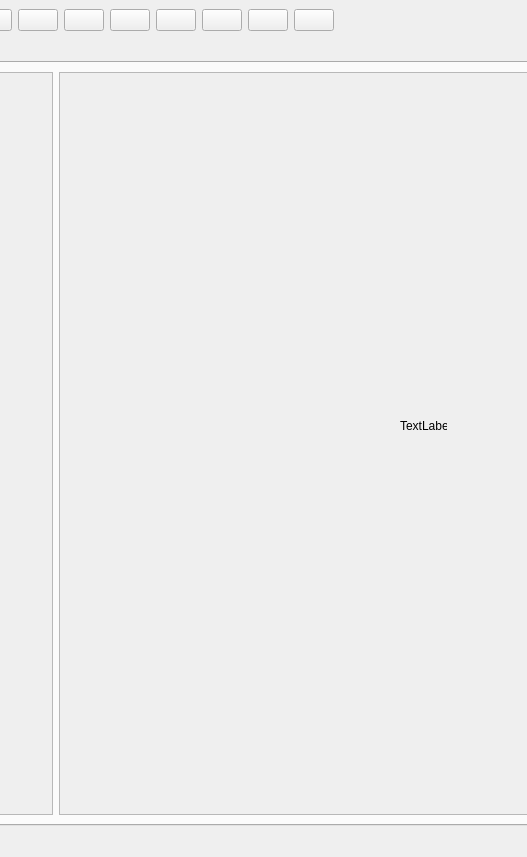
grigvlwork/blank_reader, file cropper_ui.ui: the form before one commit; both pictures show x 267 to 794 and y 0 to 857 of the 1110 by 857 pixel window.
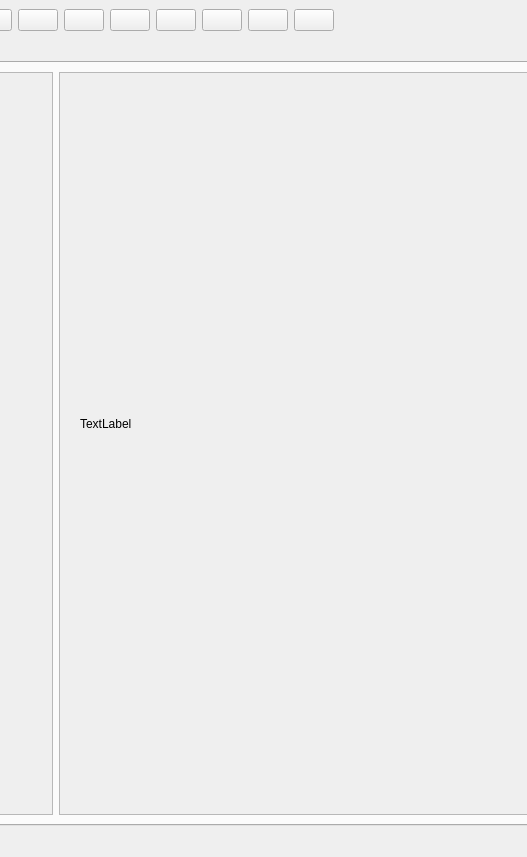
The form after the commit. Icons and pictures are not drawn.

Commit message: Сделал надписи на миниатюрах

```diff
--- a/cropper_ui.ui
+++ b/cropper_ui.ui
@@ -405,19 +405,25 @@
               <rect>
                <x>0</x>
                <y>0</y>
-               <width>758</width>
-               <height>723</height>
+               <width>749</width>
+               <height>705</height>
               </rect>
              </property>
              <widget class="QLabel" name="source_lb">
               <property name="geometry">
                <rect>
-                <x>340</x>
-                <y>-10</y>
-                <width>47</width>
-                <height>725</height>
+                <x>20</x>
+                <y>10</y>
+                <width>711</width>
+                <height>681</height>
                </rect>
               </property>
+              <property name="sizePolicy">
+               <sizepolicy hsizetype="Maximum" vsizetype="Maximum">
+                <horstretch>0</horstretch>
+                <verstretch>0</verstretch>
+               </sizepolicy>
+              </property>
               <property name="text">
                <string>TextLabel</string>
               </property>
```
Left out of the diff: 2 changed lines with no effect on the pictures. The commit also changes 2 other files.
